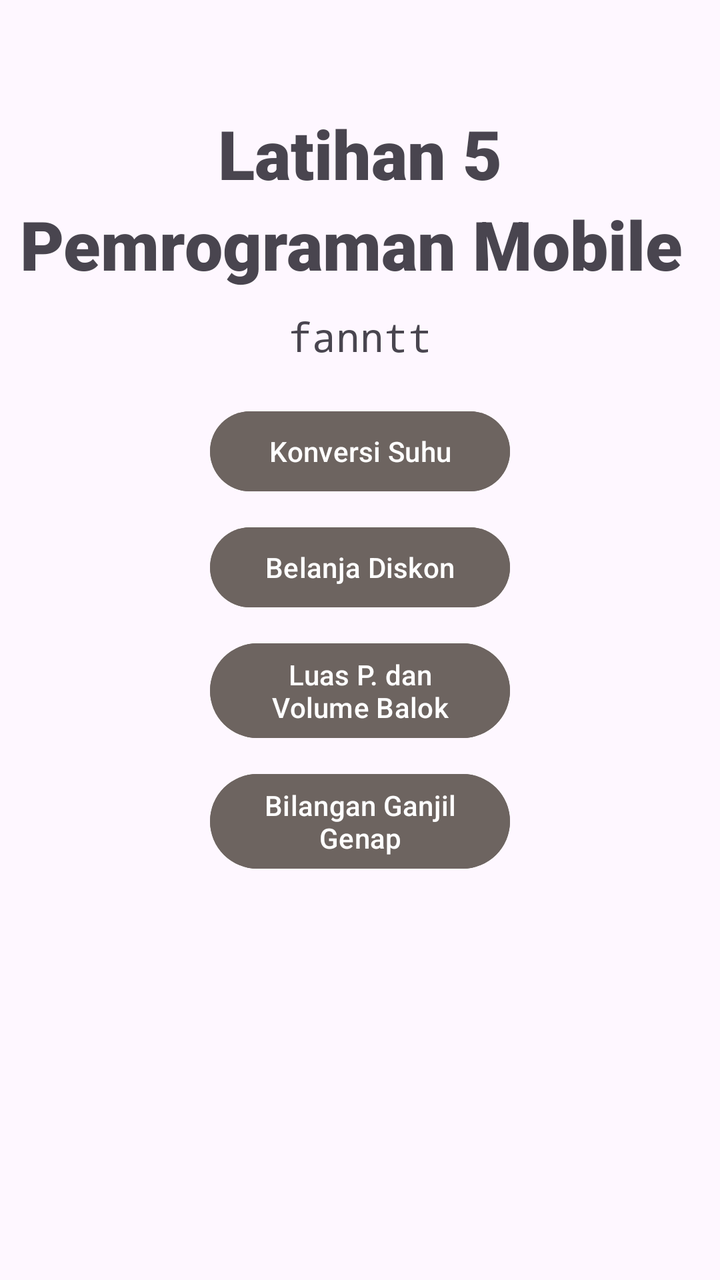
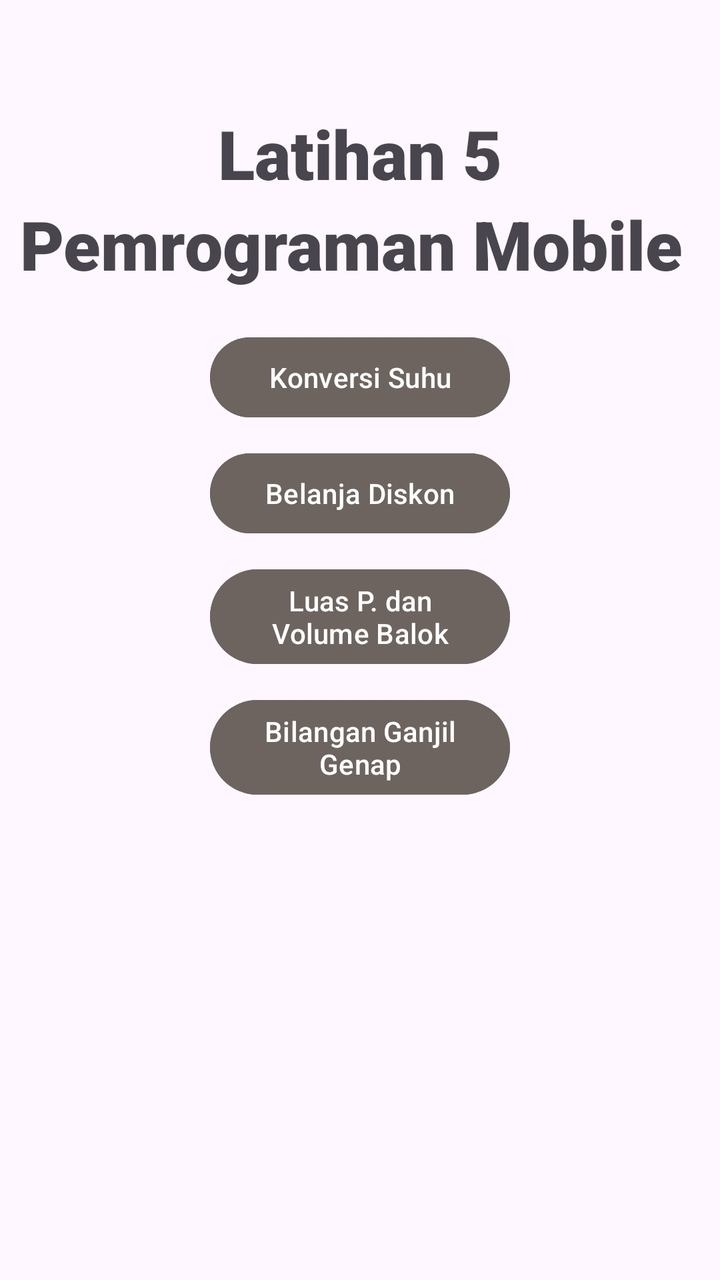

The first picture is an Android layout as it rendered before a commit; the second is the same layout after the commit. The layout source and the unified diff follow.
<!-- AndroidManifest.xml: application theme Theme.Latihan5_kotlin_fanntt -->
<!-- res/layout/activity_main.xml -->
<?xml version="1.0" encoding="utf-8"?>
<androidx.constraintlayout.widget.ConstraintLayout xmlns:android="http://schemas.android.com/apk/res/android"
    xmlns:app="http://schemas.android.com/apk/res-auto"
    xmlns:tools="http://schemas.android.com/tools"
    android:id="@+id/main"
    android:layout_width="match_parent"
    android:layout_height="match_parent"
    tools:context=".MainActivity">

    <LinearLayout
        android:layout_width="match_parent"
        android:layout_height="match_parent"
        android:layout_marginTop="4dp"
        android:orientation="vertical"
        app:layout_constraintTop_toTopOf="parent"
        tools:layout_editor_absoluteX="0dp">

        <TextView
            android:layout_width="wrap_content"
            android:layout_height="wrap_content"
            android:layout_gravity="center"
            android:layout_marginTop="50sp"
            android:fontFamily="sans-serif-black"
            android:text="Latihan 5"
            android:textSize="34sp" />

        <TextView
            android:id="@+id/textView"
            android:layout_width="wrap_content"
            android:layout_height="wrap_content"
            android:layout_gravity="center"
            android:fontFamily="sans-serif-black"
            android:text="Pemrograman Mobile "
            android:textSize="34sp" />

        <TextView
            android:id="@+id/textView2"
            android:layout_width="wrap_content"
            android:layout_height="wrap_content"
            android:layout_gravity="center"
            android:layout_marginTop="10sp"
            android:fontFamily="monospace"
            android:text="fanntt"
            android:textSize="20sp" />

        <Button
            android:id="@+id/btnSuhu"
            android:layout_width="150sp"
            android:layout_height="wrap_content"
            android:layout_gravity="center"
            android:layout_marginTop="20sp"
            android:backgroundTint="#6D6460"
            android:text="Konversi Suhu" />

        <Button
            android:id="@+id/btnBelanja"
            android:layout_width="150sp"
            android:layout_height="wrap_content"
            android:layout_gravity="center"
            android:layout_marginTop="10sp"
            android:backgroundTint="#6D6460"
            android:text="Belanja Diskon" />

        <Button
            android:id="@+id/btnBalok"
            android:layout_width="150sp"
            android:layout_height="wrap_content"
            android:layout_gravity="center"
            android:layout_marginTop="10sp"
            android:backgroundTint="#6D6460"
            android:text="Luas P. dan Volume Balok" />

        <Button
            android:id="@+id/btnGenGan"
            android:layout_width="150sp"
            android:layout_height="wrap_content"
            android:layout_gravity="center"
            android:layout_marginTop="10sp"
            android:backgroundTint="#6D6460"
            android:text="Bilangan Ganjil Genap" />
    </LinearLayout>

</androidx.constraintlayout.widget.ConstraintLayout>
<!-- resources referenced by this layout -->
<resources>
  <style name="Theme.Latihan5_kotlin_fanntt" parent="Base.Theme.Latihan5_kotlin_fanntt" />
  <style name="Base.Theme.Latihan5_kotlin_fanntt" parent="Theme.Material3.DayNight.NoActionBar">
          
          
      </style>
</resources>

<!-- the commit's change to res/layout/activity_main.xml (unified diff, before → after) -->
@@ -32,16 +32,6 @@
             android:fontFamily="sans-serif-black"
             android:text="Pemrograman Mobile "
             android:textSize="34sp" />
-
-        <TextView
-            android:id="@+id/textView2"
-            android:layout_width="wrap_content"
-            android:layout_height="wrap_content"
-            android:layout_gravity="center"
-            android:layout_marginTop="10sp"
-            android:fontFamily="monospace"
-            android:text="fanntt"
-            android:textSize="20sp" />
 
         <Button
             android:id="@+id/btnSuhu"
